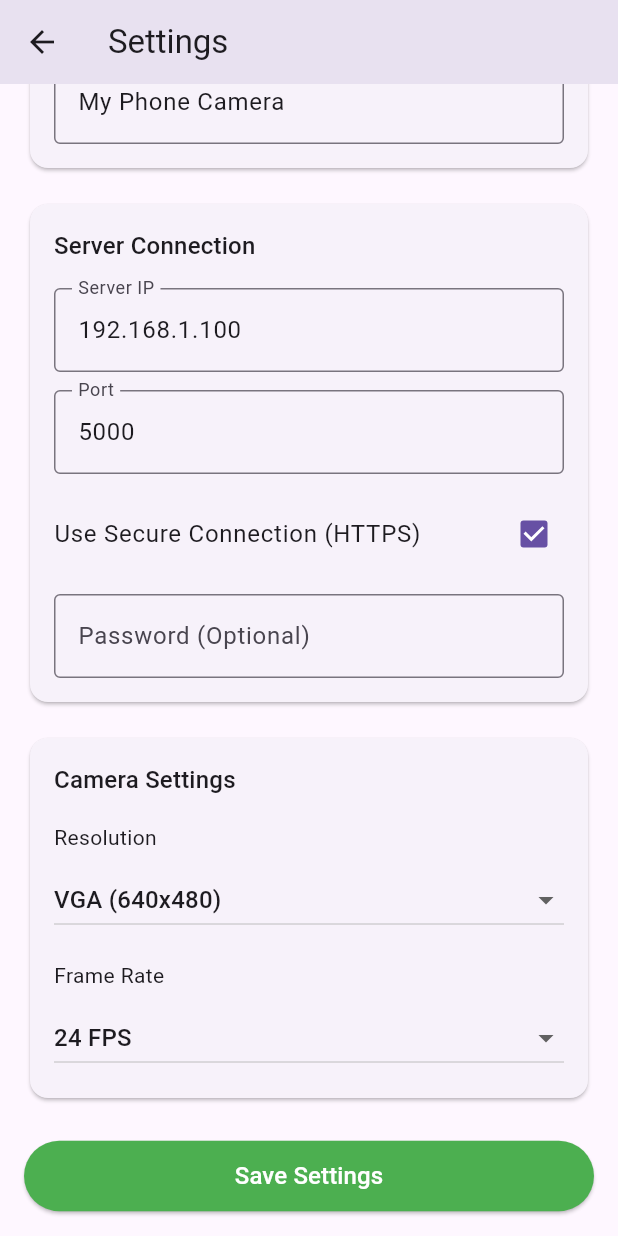
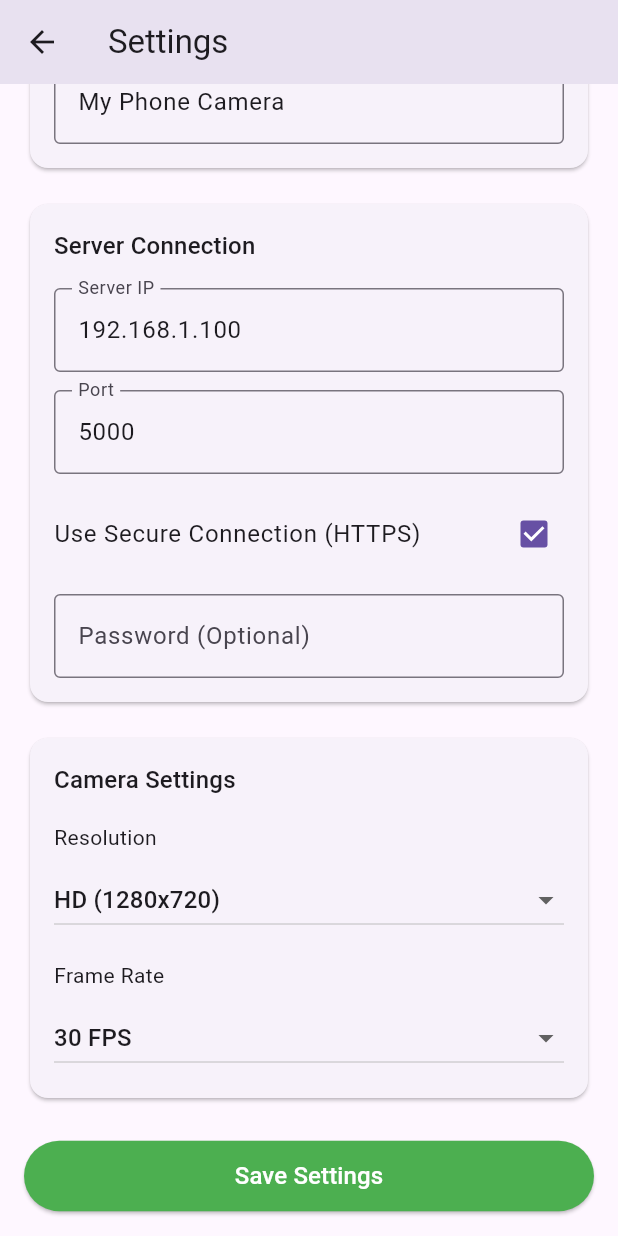
Before and after one commit to inghlr/TortoiseSoft_CamioApp, a Flutter app: the SettingsPage screen opened directly, scrolled down 92 dp, on a phone screen of 412 x 824 dp. Run offline on Flutter 3.47's test engine with Material 3 defaults, Android fonts, the phone set to English and light mode, and no system bars; our stand-ins replace permission_handler, shared_preferences, socket_io_client; missing offline and left inert: flutter_webrtc; accounts and stored records are empty; project files that could hold a hidden picture were left out.

Commit message:
feat: create new enums

```diff
--- a/lib/models/app_config.dart
+++ b/lib/models/app_config.dart
@@ -1,11 +1,15 @@
+import 'enum/camera_type.dart';
+import 'enum/resolution_type.dart';
+import 'enum/fps_type.dart';
+
 /// Modelo para la configuración de la aplicación
 class AppConfig {
   String serverIp;
   int serverPort;
   String deviceName;
-  int selectedCameraIndex;
-  int selectedResolutionIndex;
-  int selectedFpsIndex;
+  CameraType selectedCamera;
+  ResolutionType selectedResolution;
+  FpsType selectedFps;
   bool useSecureConnection;
   String? customPassword;
 
@@ -13,9 +17,9 @@ class AppConfig {
     this.serverIp = '192.168.1.100',
     this.serverPort = 5000,
     this.deviceName = 'My Phone Camera',
-    this.selectedCameraIndex = 0,
-    this.selectedResolutionIndex = 1, // 720p default
-    this.selectedFpsIndex = 1, // 30fps default
+    this.selectedCamera = CameraType.front,
+    this.selectedResolution = ResolutionType.hd,
+    this.selectedFps = FpsType.fps30,
     this.useSecureConnection = true,
     this.customPassword,
   });
@@ -24,57 +28,21 @@ class AppConfig {
     'serverIp': serverIp,
     'serverPort': serverPort,
     'deviceName': deviceName,
-    'selectedCameraIndex': selectedCameraIndex,
-    'selectedResolutionIndex': selectedResolutionIndex,
-    'selectedFpsIndex': selectedFpsIndex,
+    'selectedCamera': selectedCamera.value,
+    'selectedResolution': selectedResolution.index,
+    'selectedFps': selectedFps.index,
     'useSecureConnection': useSecureConnection,
     'customPassword': customPassword,
   };
 
   factory AppConfig.fromJson(Map<String, dynamic> json) => AppConfig(
     serverIp: json['serverIp'] ?? '192.168.1.100',
-    serverPort: json['serverPort'] ?? 8080,
+    serverPort: json['serverPort'] ?? 5000,
     deviceName: json['deviceName'] ?? 'My Phone Camera',
-    selectedCameraIndex: json['selectedCameraIndex'] ?? 0,
-    selectedResolutionIndex: json['selectedResolutionIndex'] ?? 1,
-    selectedFpsIndex: json['selectedFpsIndex'] ?? 1,
+    selectedCamera: CameraType.fromString(json['selectedCamera'] ?? 'front'),
+    selectedResolution: ResolutionType.fromIndex(json['selectedResolution'] ?? 2),
+    selectedFps: FpsType.fromIndex(json['selectedFps'] ?? 2),
     useSecureConnection: json['useSecureConnection'] ?? true,
     customPassword: json['customPassword'],
   );
 }
-
-/// Modelo para resoluciones de cámara
-class CameraResolution {
-  final String name;
-  final int width;
-  final int height;
-
-  CameraResolution({
-    required this.name,
-    required this.width,
-    required this.height,
-  });
-}
-
-/// Modelo para FPS
-class CameraFps {
-  final String label;
-  final int fps;
-
-  CameraFps({required this.label, required this.fps});
-}
-
-/// Modelos predefinidos
-final cameraResolutions = [
-  CameraResolution(name: 'QVGA (320x240)', width: 320, height: 240),
-  CameraResolution(name: 'VGA (640x480)', width: 640, height: 480),
-  CameraResolution(name: 'HD (1280x720)', width: 1280, height: 720),
-  CameraResolution(name: 'Full HD (1920x1080)', width: 1920, height: 1080),
-];
-
-final cameraFps = [
-  CameraFps(label: '15 FPS', fps: 15),
-  CameraFps(label: '24 FPS', fps: 24),
-  CameraFps(label: '30 FPS', fps: 30),
-  CameraFps(label: '60 FPS', fps: 60),
-];
--- /dev/null
+++ b/lib/models/enum/camera_type.dart
@@ -0,0 +1,15 @@
+/// Enumerador para tipos de cámara
+enum CameraType {
+  front('front'),
+  back('back');
+
+  final String value;
+  const CameraType(this.value);
+
+  factory CameraType.fromString(String value) {
+    return CameraType.values.firstWhere(
+      (e) => e.value == value,
+      orElse: () => CameraType.front,
+    );
+  }
+}
--- /dev/null
+++ b/lib/models/enum/fps_type.dart
@@ -0,0 +1,16 @@
+/// Enumerador para tipos de FPS
+enum FpsType {
+  fps15(15, '15 FPS'),
+  fps24(24, '24 FPS'),
+  fps30(30, '30 FPS'),
+  fps60(60, '60 FPS');
+
+  final int fps;
+  final String label;
+
+  const FpsType(this.fps, this.label);
+
+  factory FpsType.fromIndex(int index) {
+    return FpsType.values[index.clamp(0, FpsType.values.length - 1)];
+  }
+}
--- /dev/null
+++ b/lib/models/enum/resolution_type.dart
@@ -0,0 +1,17 @@
+/// Enumerador para tipos de resolución de cámara
+enum ResolutionType {
+  qvga('QVGA (320x240)', 320, 240),
+  vga('VGA (640x480)', 640, 480),
+  hd('HD (1280x720)', 1280, 720),
+  fullHd('Full HD (1920x1080)', 1920, 1080);
+
+  final String name;
+  final int width;
+  final int height;
+
+  const ResolutionType(this.name, this.width, this.height);
+
+  factory ResolutionType.fromIndex(int index) {
+    return ResolutionType.values[index.clamp(0, ResolutionType.values.length - 1)];
+  }
+}
--- a/lib/screens/camera_stream_page.dart
+++ b/lib/screens/camera_stream_page.dart
@@ -1,7 +1,6 @@
 import 'package:flutter/material.dart';
 import 'package:flutter_webrtc/flutter_webrtc.dart';
 import 'package:provider/provider.dart';
-import '../models/app_config.dart';
 import '../providers/camera_provider.dart';
 
 class CameraStreamPage extends StatelessWidget {
--- a/lib/screens/settings_page.dart
+++ b/lib/screens/settings_page.dart
@@ -1,6 +1,8 @@
 import 'package:flutter/material.dart';
 import 'package:provider/provider.dart';
 import '../models/app_config.dart';
+import '../models/enum/resolution_type.dart';
+import '../models/enum/fps_type.dart';
 import '../providers/camera_provider.dart';
 
 class SettingsPage extends StatefulWidget {
@@ -154,16 +156,17 @@ class _SettingsPageState extends State<SettingsPage> {
                         style: Theme.of(context).textTheme.bodyMedium,
                       ),
                       const SizedBox(height: 8),
-                      DropdownButton<int>(
+                      DropdownButton<ResolutionType>(
                         isExpanded: true,
-                        value: provider.config.selectedResolutionIndex,
-                        items: List.generate(
-                          cameraResolutions.length,
-                          (index) => DropdownMenuItem(
-                            value: index,
-                            child: Text(cameraResolutions[index].name),
-                          ),
-                        ),
+                        value: provider.config.selectedResolution,
+                        items: ResolutionType.values
+                            .map(
+                              (resolution) => DropdownMenuItem(
+                                value: resolution,
+                                child: Text(resolution.name),
+                              ),
+                            )
+                            .toList(),
                         onChanged: (value) {
                           if (value != null) {
                             provider.updateResolution(value);
@@ -177,16 +180,17 @@ class _SettingsPageState extends State<SettingsPage> {
                         style: Theme.of(context).textTheme.bodyMedium,
                       ),
                       const SizedBox(height: 8),
-                      DropdownButton<int>(
+                      DropdownButton<FpsType>(
                         isExpanded: true,
-                        value: provider.config.selectedFpsIndex,
-                        items: List.generate(
-                          cameraFps.length,
-                          (index) => DropdownMenuItem(
-                            value: index,
-                            child: Text(cameraFps[index].label),
-                          ),
-                        ),
+                        value: provider.config.selectedFps,
+                        items: FpsType.values
+                            .map(
+                              (fps) => DropdownMenuItem(
+                                value: fps,
+                                child: Text(fps.label),
+                              ),
+                            )
+                            .toList(),
                         onChanged: (value) {
                           if (value != null) {
                             provider.updateFps(value);
@@ -206,11 +210,10 @@ class _SettingsPageState extends State<SettingsPage> {
                     serverIp: _ipController.text,
                     serverPort: int.tryParse(_portController.text) ?? 8080,
                     deviceName: _deviceNameController.text,
-                    selectedCameraIndex:
-                        provider.config.selectedCameraIndex,
-                    selectedResolutionIndex:
-                        provider.config.selectedResolutionIndex,
-                    selectedFpsIndex: provider.config.selectedFpsIndex,
+                    selectedCamera: provider.config.selectedCamera,
+                    selectedResolution:
+                        provider.config.selectedResolution,
+                    selectedFps: provider.config.selectedFps,
                     useSecureConnection:
                         provider.config.useSecureConnection,
                     customPassword: _passwordController.text.isEmpty
```
Also changed, not shown: lib/providers/camera_provider.dart (+10 -7 lines), lib/services/camera_service.dart (+4 -4 lines), 2 other files.
